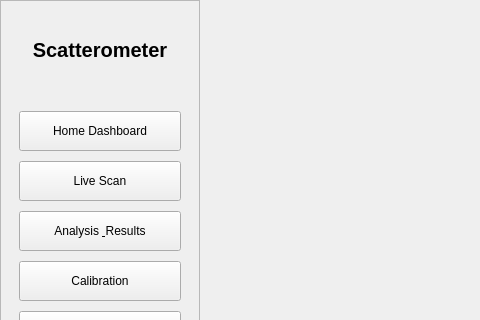
Qt form frontend/ui/dashboard.ui (Origamiat/Scatterometer) before a commit; both pictures show x 0 to 480 and y 0 to 320 of the 1150 by 750 pixel window.
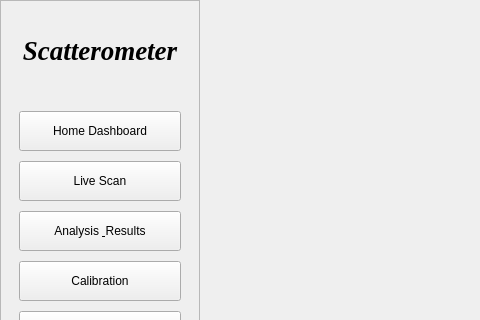
The same form after that commit.

```diff
--- a/frontend/ui/dashboard.ui
+++ b/frontend/ui/dashboard.ui
@@ -83,11 +83,19 @@
               <height>50</height>
              </size>
             </property>
+            <property name="font">
+             <font>
+              <family>Times New Roman</family>
+              <pointsize>20</pointsize>
+              <italic>true</italic>
+              <bold>true</bold>
+             </font>
+            </property>
             <property name="cursor">
              <cursorShape>PointingHandCursor</cursorShape>
             </property>
             <property name="styleSheet">
-             <string notr="true">background: transparent; border: none; font-size: 20px; font-weight: bold;</string>
+             <string notr="true">background: transparent; border: none;</string>
             </property>
             <property name="text">
              <string>Scatterometer</string>
```
Left out of the diff: 15 changed lines with no effect on the pictures.
